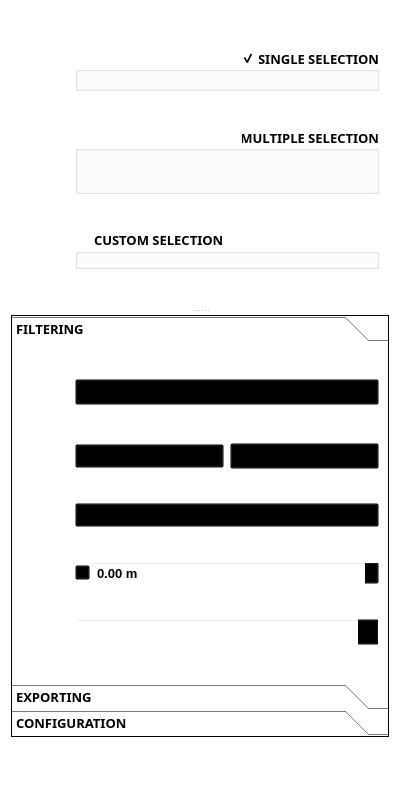
First picture: the form in filter_mate_dockwidget_base.ui, repository sducournau/filter_mate, before the edit.
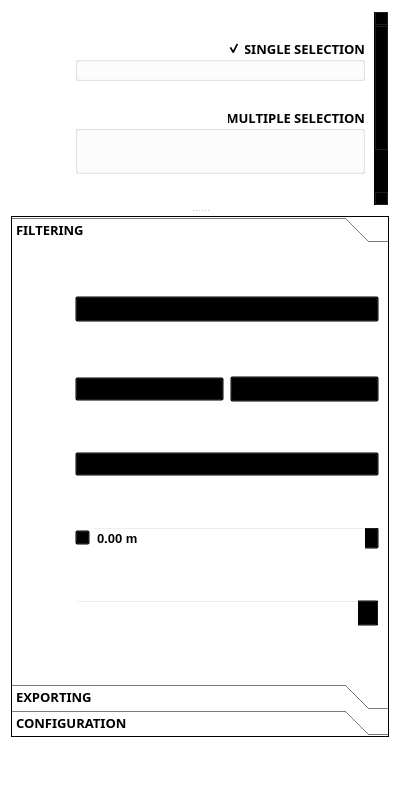
Second picture: the form after the edit. Icons and pictures are not drawn. Custom widgets are drawn as their Qt base class.

Diff of the .ui file:
```diff
--- a/filter_mate_dockwidget_base.ui
+++ b/filter_mate_dockwidget_base.ui
@@ -270,23 +270,32 @@
         <property name="orientation">
          <enum>Qt::Vertical</enum>
         </property>
+        <property name="childrenCollapsible">
+         <bool>false</bool>
+        </property>
+        <property name="opaqueResize">
+         <bool>true</bool>
+        </property>
+        <property name="handleWidth">
+         <number>6</number>
+        </property>
         <widget class="QFrame" name="frame_exploring">
           <property name="sizePolicy">
-           <sizepolicy hsizetype="Preferred" vsizetype="Preferred">
+           <sizepolicy hsizetype="Preferred" vsizetype="Minimum">
             <horstretch>0</horstretch>
-            <verstretch>0</verstretch>
+            <verstretch>1</verstretch>
            </sizepolicy>
           </property>
           <property name="minimumSize">
            <size>
             <width>0</width>
-            <height>50</height>
+            <height>100</height>
            </size>
           </property>
           <property name="maximumSize">
            <size>
             <width>16777215</width>
-            <height>300</height>
+            <height>400</height>
            </size>
           </property>
           <property name="baseSize">
@@ -1269,13 +1278,13 @@
           <property name="sizePolicy">
            <sizepolicy hsizetype="Preferred" vsizetype="Expanding">
             <horstretch>0</horstretch>
-            <verstretch>0</verstretch>
+            <verstretch>2</verstretch>
            </sizepolicy>
           </property>
           <property name="minimumSize">
            <size>
             <width>0</width>
-            <height>250</height>
+            <height>180</height>
            </size>
           </property>
           <property name="maximumSize">
```
Left out of the diff: 2 changed lines with no effect on the pictures.
